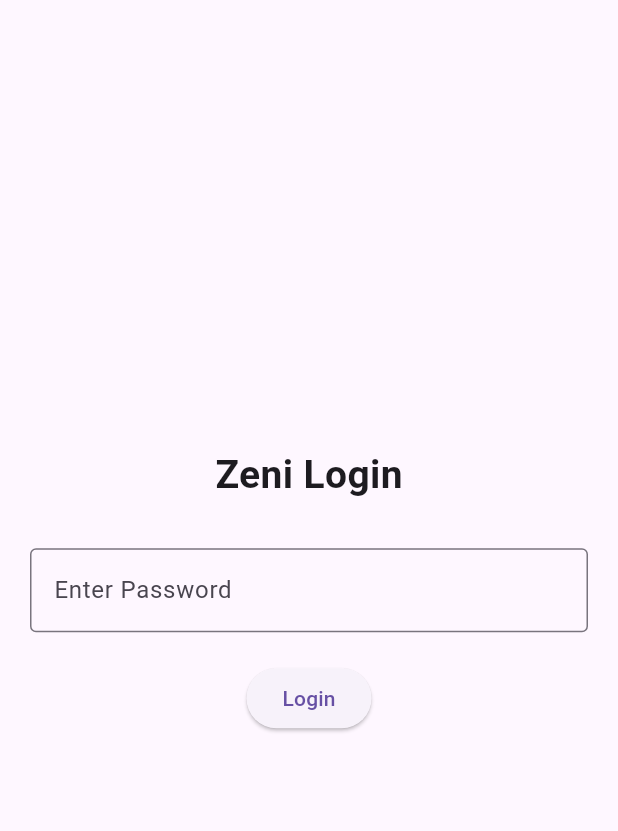
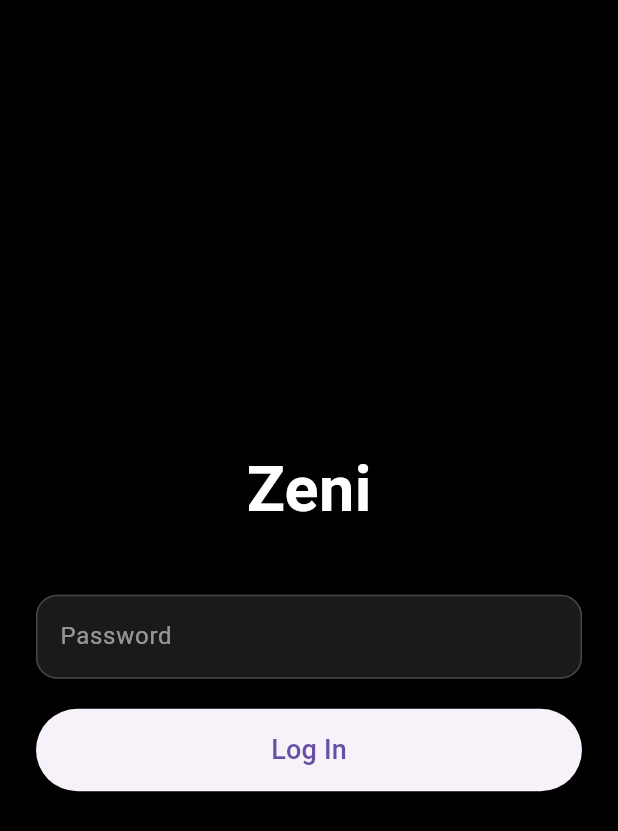
Before and after one commit to MrAJ-oss/Zeni, a Flutter app: the screen it shows after launch, on a phone screen of 412 x 824 dp. Shown: the top 831 px of the screen. Run offline on Flutter 3.47's test engine with Material 3 defaults, Android fonts, the phone set to English and light mode, and no system bars; our stand-ins replace flutter_tts, speech_to_text.

Commit message:
Final Zeni backend

```diff
--- a/zeni_app/lib/screens/login_screen.dart
+++ b/zeni_app/lib/screens/login_screen.dart
@@ -10,87 +10,103 @@ class LoginScreen extends StatefulWidget {
 }
 
 class _LoginScreenState extends State<LoginScreen> {
-  final TextEditingController controller = TextEditingController();
+  final passwordController = TextEditingController();
 
-  String status = "";
   bool loading = false;
 
   void login() async {
     setState(() {
       loading = true;
-      status = "";
     });
 
     try {
-      final res = await ApiService.post("login", {
-        "password": controller.text,
-        "deviceId": "mobile_001"
-      });
+      final res = await ApiService.post(
+        "login",
+        {
+          "password": passwordController.text,
+        },
+      );
 
-      if (res["status"] == "ok") {
+      if (res["success"] == true) {
+        if (!mounted) return;
+
         Navigator.pushReplacement(
-          // ignore: use_build_context_synchronously
           context,
-          MaterialPageRoute(builder: (_) => const HomeScreen()),
+          MaterialPageRoute(
+            builder: (_) => const HomeScreen(),
+          ),
         );
-      } else if (res["status"] == "pending") {
+      } else {
+        showMessage(res["message"]);
+      }
+    } catch (e) {
+      showMessage("Server error");
+    }
+
     setState(() {
-          status = "Waiting for approval...";
-          loading = false;
-        });
-      } else {
-        setState(() {
-          status = "Wrong password";
       loading = false;
     });
   }
-    } catch (e) {
-      setState(() {
-        status = "Server error";
-        loading = false;
-      });
-    }
+
+  void showMessage(String text) {
+    ScaffoldMessenger.of(context).showSnackBar(
+      SnackBar(content: Text(text)),
+    );
   }
 
   @override
   Widget build(BuildContext context) {
     return Scaffold(
-      body: Padding(
-        padding: const EdgeInsets.all(20),
+      backgroundColor: Colors.black,
+      body: Center(
+        child: Padding(
+          padding: const EdgeInsets.all(24),
           child: Column(
             mainAxisAlignment: MainAxisAlignment.center,
             children: [
               const Text(
-              "Zeni Login",
-              style: TextStyle(fontSize: 26, fontWeight: FontWeight.bold),
+                "Zeni",
+                style: TextStyle(
+                  color: Colors.white,
+                  fontSize: 42,
+                  fontWeight: FontWeight.bold,
                 ),
-            const SizedBox(height: 30),
+              ),
+
+              const SizedBox(height: 40),
 
               TextField(
-              controller: controller,
+                controller: passwordController,
                 obscureText: true,
-              decoration: const InputDecoration(
-                labelText: "Enter Password",
-                border: OutlineInputBorder(),
+                style: const TextStyle(color: Colors.white),
+                decoration: InputDecoration(
+                  hintText: "Password",
+                  hintStyle: const TextStyle(color: Colors.white54),
+                  filled: true,
+                  fillColor: Colors.white10,
+                  border: OutlineInputBorder(
+                    borderRadius: BorderRadius.circular(14),
+                  ),
                 ),
               ),
 
               const SizedBox(height: 20),
 
-            ElevatedButton(
+              SizedBox(
+                width: double.infinity,
+                height: 55,
+                child: ElevatedButton(
                   onPressed: loading ? null : login,
                   child: loading
                       ? const CircularProgressIndicator()
-                  : const Text("Login"),
+                      : const Text(
+                    "Log In",
+                    style: TextStyle(fontSize: 18),
                   ),
-
-            const SizedBox(height: 15),
-
-            Text(
-              status,
-              style: const TextStyle(color: Colors.red),
+                ),
               ),
             ],
+          ),
         ),
       ),
     );
```
Also changed, not shown: 17 other files. Lines whose indentation alone changed are shown as unchanged.
